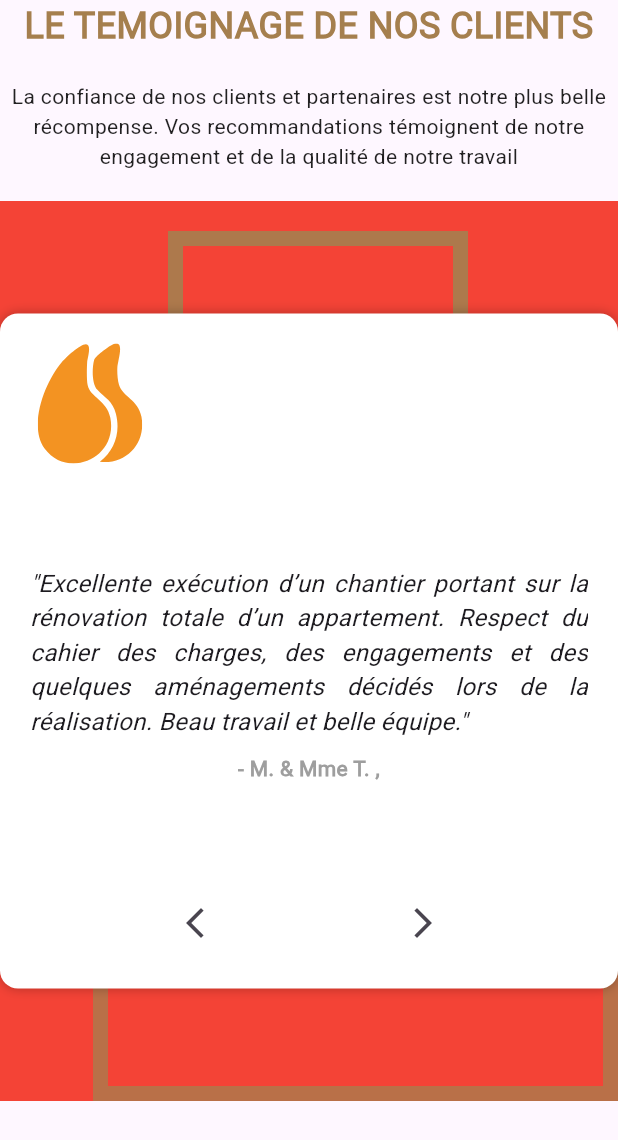
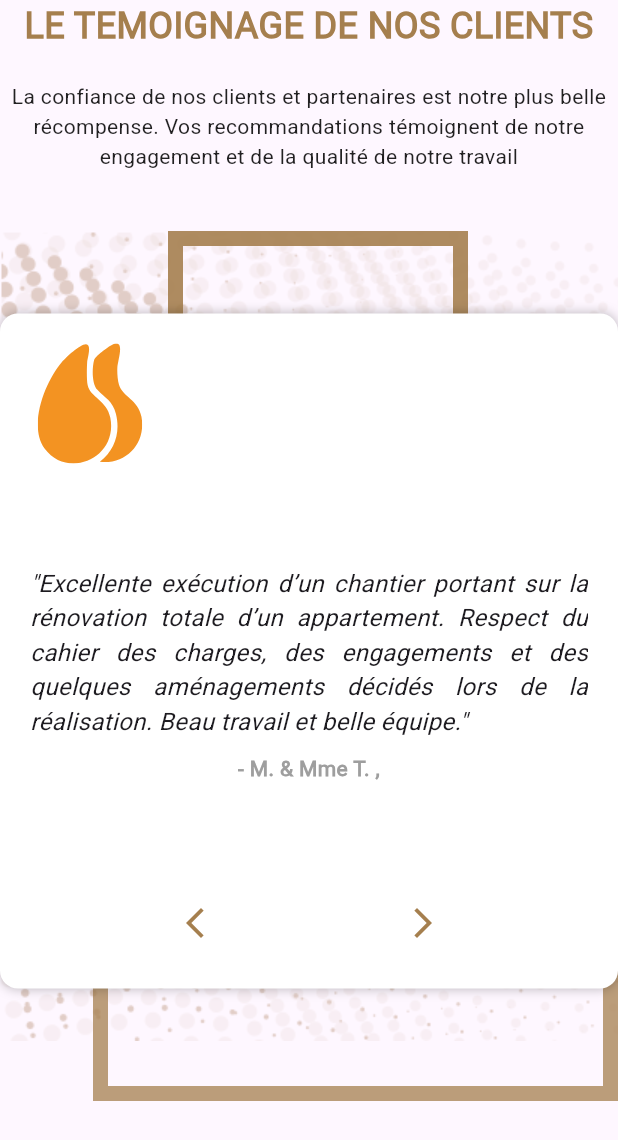
Before and after one commit to andres-angulo-dev/sio2_renovations_frontend, a Flutter app: the CustomerFeedbackSection widget shown alone on an empty page, opened directly, on a phone screen of 412 x 824 dp. Shown: the top 1140 px of the screen. Run offline on Flutter 3.47's test engine with Material 3 defaults, Android fonts, the phone set to English and light mode, and no system bars; our stand-ins replace animated_splash_screen, animated_text_kit, carousel_slider, dropdown_button2, flutter_dotenv, flutter_svg and 6 more; missing offline and left inert: carousel_slider_plus, slider_captcha; accounts and stored records are empty.

Commit message:
rewieved: customer feedback section code

```diff
--- a/lib/sections/customer_feedback_section.dart
+++ b/lib/sections/customer_feedback_section.dart
@@ -178,7 +178,6 @@ class CustomerFeedbackSectionState extends State<CustomerFeedbackSection> {
                   width: GlobalScreenSizes.isCustomSize(context, 1550) ? 950 : 750,
                   height: 600,
                   alignment: Alignment.center,
-                  color: Colors.red,
                   child: Stack(
                     children: [
                       Positioned( // Top square
@@ -304,7 +303,10 @@ class CustomerFeedbackSectionState extends State<CustomerFeedbackSection> {
                                           alignment: Alignment.center,
                                           transform: Matrix4.rotationY(3.1416), // π radians = 180° opposite direction
                                           child: IconButton(
-                                            icon: Icon(Icons.arrow_forward_ios),
+                                            icon: Icon(
+                                              Icons.arrow_forward_ios,
+                                              color: GlobalColors.thirdColor,
+                                            ),
                                             onPressed: () {
                                               _previousFeedBack();
                                             },
@@ -316,7 +318,10 @@ class CustomerFeedbackSectionState extends State<CustomerFeedbackSection> {
                                         opacity: 1.0,
                                         duration: const Duration(milliseconds: 500),
                                         child: IconButton(
-                                          icon: Icon(Icons.arrow_forward_ios),
+                                          icon: Icon(
+                                              Icons.arrow_forward_ios,
+                                              color: GlobalColors.thirdColor,
+                                            ),
                                           onPressed: () {
                                             _nextFeedBack();
                                           },
@@ -352,7 +357,10 @@ class CustomerFeedbackSectionState extends State<CustomerFeedbackSection> {
                                           alignment: Alignment.center,
                                           transform: Matrix4.rotationY(3.1416), // π radians = 180° opposite direction
                                           child: IconButton(
-                                            icon: Icon(Icons.arrow_forward_ios),
+                                            icon: Icon(
+                                              Icons.arrow_forward_ios,
+                                              color: GlobalColors.thirdColor,
+                                            ),
                                             onPressed: () {
                                               _previousFeedBack();
                                             },
@@ -394,7 +402,10 @@ class CustomerFeedbackSectionState extends State<CustomerFeedbackSection> {
                                         opacity: _isHovered ? 1.0 : 0.0,
                                         duration: const Duration(milliseconds: 500),
                                         child: IconButton(
-                                          icon: Icon(Icons.arrow_forward_ios),
+                                          icon: Icon(
+                                              Icons.arrow_forward_ios,
+                                              color: GlobalColors.thirdColor,
+                                            ),
                                           onPressed: () {
                                             _nextFeedBack();
                                           },
```
